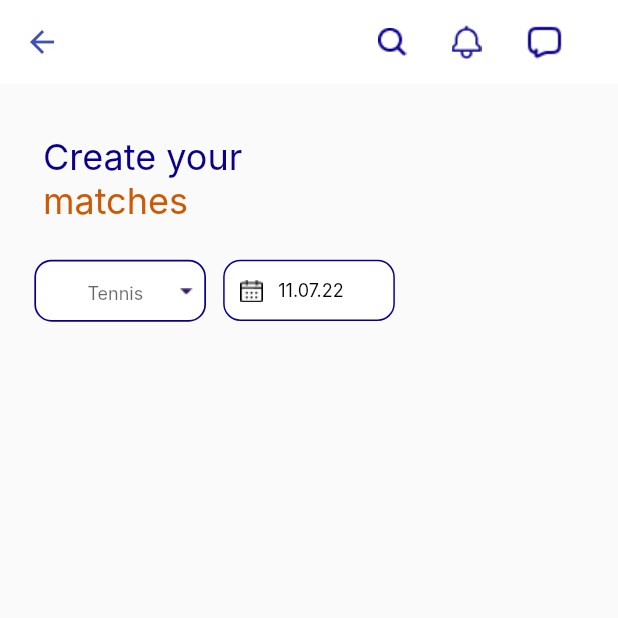
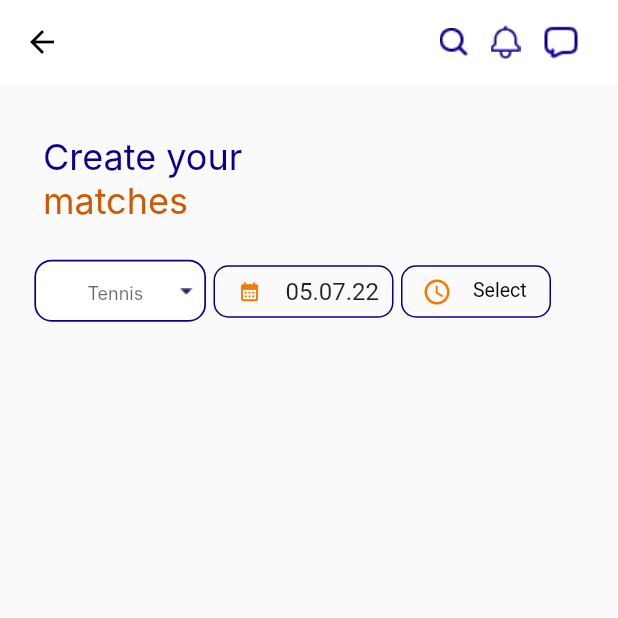
Before and after one commit to cocoalabspvtltd/wonderofnationApp-Front-End, a Flutter app: the Matchhome screen opened directly, on a phone screen of 412 x 824 dp, the top half of it. Run offline on Flutter 3.47's test engine with Material 2 defaults, Android fonts, the phone set to English and light mode, and no system bars; drawn by our look-alikes of date_time_picker; our stand-ins replace cached_network_image, dio, file_picker, flutter_chat_types, flutter_chat_ui, flutter_image_slideshow and 3 more; missing offline and left inert: razorpay_flutter; Roboto replaces fonts that are missing (Inter).

Commit message:
5 july 3:16 pm

```diff
--- a/lib/homePage/register.dart
+++ b/lib/homePage/register.dart
@@ -1,13 +1,8 @@
-
 import 'dart:convert';
-
 import 'package:flutter/material.dart';
 import 'package:fluttertoast/fluttertoast.dart';
 import 'package:oo/homePage/registerprofile.dart';
-
 import 'package:http/http.dart' as http;
-
-
 import '../apis/repositories/registerRepositories.dart';
 import '../constants/colors.dart';
 import '../constants/mathUtils.dart';
--- a/lib/matches/matchhome.dart
+++ b/lib/matches/matchhome.dart
@@ -1,5 +1,7 @@
+import 'package:date_time_picker/date_time_picker.dart';
 import 'package:flutter/cupertino.dart';
 import 'package:flutter/material.dart';
+import 'package:oo/homePage/navigator.dart';
 
 import '../constants/colors.dart';
 import '../constants/mathUtils.dart';
@@ -9,16 +11,37 @@ class Matchhome extends StatefulWidget {
 
   @override
   State<Matchhome> createState() => _MatchhomeState();
+
 }
 
 class _MatchhomeState extends State<Matchhome> {
+  String? _selectedTime;
+
+  Future<void> _show() async {
+    final TimeOfDay? result =
+    await showTimePicker(context: context, initialTime: TimeOfDay.now());
+    if (result != null) {
+      setState(() {
+        _selectedTime = result.format(context);
+      });
+    }
+  }
 
   @override
 
   List<String> dropdownItemList = ["test", "test1", "test2", "test3"];
+  TextEditingController dateinputcontroller=new TextEditingController(
+      text: DateTime.now().toString());
+
+  var date;
+  var _valueToValidate3;
+  var _valueChanged4;
+  var _valueToValidate4;
+  var _valueSaved4;
 
 
   Widget build(BuildContext context) {
+
     return Scaffold(
       appBar: AppBar(
         elevation: 0,
@@ -27,20 +50,28 @@ class _MatchhomeState extends State<Matchhome> {
         iconTheme: const IconThemeData(
           color: Colors.indigo,
         ),
+        leading: IconButton(onPressed: (){
+          Navigator.push(context,
+              MaterialPageRoute(builder: (context) => DashBoard()));
+        }, icon: Icon(Icons.arrow_back,color: Colors.black,)),
         title: Row(
+          mainAxisAlignment: MainAxisAlignment.end,
           children: [
-            SizedBox(
-              width: 180,
+            Padding(
+              padding: const EdgeInsets.only(right: 10),
+              child: Container(child: Image.asset("assets/images/search.png")),
             ),
-            Container(child: Image.asset("assets/images/search.png")),
-            SizedBox(
-              width: 30,
+            SizedBox(width: 5,),
+            Padding(
+              padding: const EdgeInsets.only(right: 10),
+              child: Container(child: Image.asset("assets/images/notification.png")),
             ),
-            Container(child: Image.asset("assets/images/notification.png")),
-            SizedBox(
-              width: 30,
+            SizedBox(width: 5,),
+            Padding(
+              padding: const EdgeInsets.only(right: 10),
+              child: Container(child: Image.asset("assets/images/chat.png")),
             ),
-            Container(child: Image.asset("assets/images/chat.png")),
+
           ],
         ),
       ),
@@ -206,132 +237,62 @@ class _MatchhomeState extends State<Matchhome> {
                         ),
                       ),
                     ),
-                    Padding(
-                      padding: EdgeInsets.only(
-                        left: getHorizontalSize(
-                          10.00,
-                        ),
-                        bottom: getVerticalSize(
-                          1.00,
+                    SizedBox(width: 5,),
+                    SizedBox(
+                      width: 120,
+                      height: 35,
+                      child: DateTimePicker(
+                        decoration:  InputDecoration(
+                          contentPadding: const EdgeInsets.symmetric(vertical: 0.5, horizontal: 1.0),
+                          prefixIcon: Icon(Icons.calendar_month,color: Colors.orange[700],size: 15,),
+                          fillColor: Colors.white,
+                          focusedBorder: OutlineInputBorder(
+                            borderRadius: BorderRadius.circular(10.0),
+                            borderSide: BorderSide(
+                              color: ColorConstant.indigo900,
                             ),
                           ),
-                      child: GestureDetector(onTap: (){
-                        print("hg");
-                        showDatePicker(
-                          context: context,
-                          initialDate: DateTime.now(),
-                          firstDate: DateTime(2019, 1),
-                          lastDate: DateTime(2021,12),
-                        );
-                      },
-                        child: Container(
-                          height: getVerticalSize(
-                            40.00,
-                          ),
-                          width: getHorizontalSize(
-                            100.00,
-                          ),
-                          child: TextFormField(
-                            focusNode: FocusNode(),
-                            decoration: InputDecoration(
-                              hintText: '11.07.22',
-                              hintStyle: TextStyle(
-                                fontSize: getFontSize(
-                                  12.0,
-                                ),
-                                color: ColorConstant.black900,
-                              ),
                           enabledBorder: OutlineInputBorder(
-                                borderRadius: BorderRadius.circular(
-                                  getHorizontalSize(
-                                    10.00,
-                                  ),
-                                ),
+                            borderRadius: BorderRadius.circular(10.0),
                             borderSide: BorderSide(
                               color: ColorConstant.indigo900,
-                                  width: 1,
-                                ),
-                              ),
-                              focusedBorder: OutlineInputBorder(
-                                borderRadius: BorderRadius.circular(
-                                  getHorizontalSize(
-                                    10.00,
-                                  ),
-                                ),
-                                borderSide: BorderSide(
-                                  color: ColorConstant.indigo900,
-                                  width: 1,
-                                ),
-                              ),
-                              disabledBorder: OutlineInputBorder(
-                                borderRadius: BorderRadius.circular(
-                                  getHorizontalSize(
-                                    10.00,
-                                  ),
-                                ),
-                                borderSide: BorderSide(
-                                  color: ColorConstant.indigo900,
-                                  width: 1,
-                                ),
-                              ),
-                              prefixIcon: Container(
-                                margin: EdgeInsets.only(
-                                  left: getHorizontalSize(
-                                    10.00,
-                                  ),
-                                  top: getVerticalSize(
-                                    13.00,
-                                  ),
-                                  right: getHorizontalSize(
-                                    9.00,
-                                  ),
-                                  bottom: getVerticalSize(
-                                    12.00,
-                                  ),
-                                ),
-                                child: Container(
-                                  height: getSize(
-                                    15.00,
-                                  ),
-                                  width: getSize(
-                                    15.00,
-                                  ),
-                                  child: Image.asset(
-                                 "assets/images/calender.png",color: Colors.black,
-                                    fit: BoxFit.fill,
                             ),
                           ),
                         ),
-                              prefixIconConstraints: BoxConstraints(
-                                minWidth: getSize(
-                                  15.00,
-                                ),
-                                minHeight: getSize(
-                                  15.00,
+                        type: DateTimePickerType.date,
+                        dateMask: 'dd.MM.yy',
+                        controller:dateinputcontroller ,
+                        //initialValue: _initialValue,
+                        firstDate: DateTime(2000),
+                        lastDate: DateTime(2060),
+                        onChanged: (val) => setState(() => date = val),
+                        validator: (val) {
+                          setState(() => _valueToValidate3 = val ?? '');
+                          return null;
+                        },
                       ),
                     ),
-                              filled: true,
-                              fillColor: ColorConstant.whiteA700,
-                              isDense: true,
-                              contentPadding: EdgeInsets.only(
-                                top: getVerticalSize(
-                                  13.00,
-                                ),
-                                right: getHorizontalSize(
-                                  21.00,
-                                ),
-                                bottom: getVerticalSize(
-                                  12.00,
+                    SizedBox(width: 5,),
+                    SizedBox(
+                      width: 100,
+                      height: 35,
+                      child: TextFormField(
+                        decoration:  InputDecoration(
+                          contentPadding: const EdgeInsets.symmetric(vertical: 0.5, horizontal: 1.0),
+                          prefixIcon: IconButton(onPressed: _show, icon: Icon(Icons.access_time,color: Colors.orange[700],size: 20,)),
+                          label: Text(_selectedTime != null ? _selectedTime! : 'Select',
+                            style: TextStyle(fontSize: 13,color: Colors.black),),
+                          fillColor: Colors.white,
+                          focusedBorder: OutlineInputBorder(
+                            borderRadius: BorderRadius.circular(10.0),
+                            borderSide: BorderSide(
+                              color: ColorConstant.indigo900,
                             ),
                           ),
-                            ),
-                            style: TextStyle(
-                              color: ColorConstant.black900,
-                              fontSize: getFontSize(
-                                12.0,
-                              ),
-                              fontFamily: 'Inter',
-                              fontWeight: FontWeight.w400,
+                          enabledBorder: OutlineInputBorder(
+                            borderRadius: BorderRadius.circular(10.0),
+                            borderSide: BorderSide(
+                              color: ColorConstant.indigo900,
                             ),
                           ),
                         ),
@@ -339,7 +300,8 @@ class _MatchhomeState extends State<Matchhome> {
                     ),
                   ],
                 ),
-              )
+              ),
+
             ],
           ),
         ),
--- a/pubspec.yaml
+++ b/pubspec.yaml
@@ -47,6 +47,7 @@ dependencies:
   flutter_chat_ui: ^1.6.3
   file_picker: ^3.0.4
   mime: ^1.0.2
+  date_time_picker: ^2.1.0
 
 dev_dependencies:
   flutter_test:
```
Also changed, not shown: lib/homePage/homepage1.dart (+11 -6 lines), lib/myresults/gamedetail.dart (added, +158 -0 lines), lib/myresults/gameslist.dart (added, +71 -0 lines), lib/myresults/scoreboard.dart (added, +167 -0 lines), pubspec.lock. Lines whose indentation alone changed are shown as unchanged.
